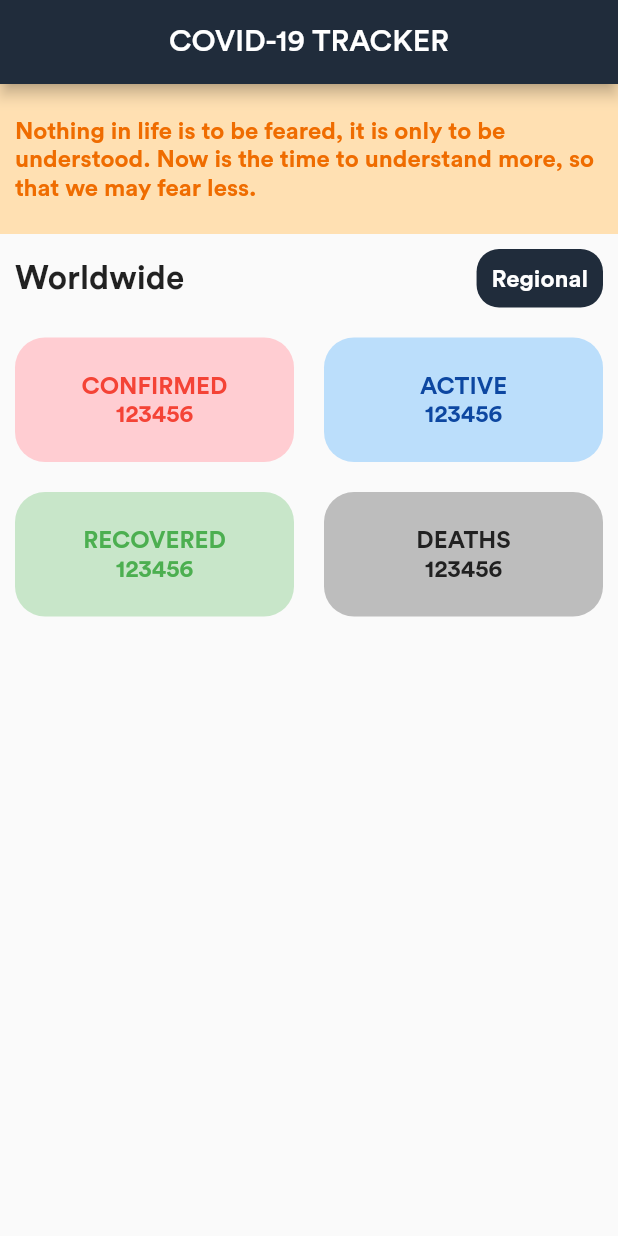
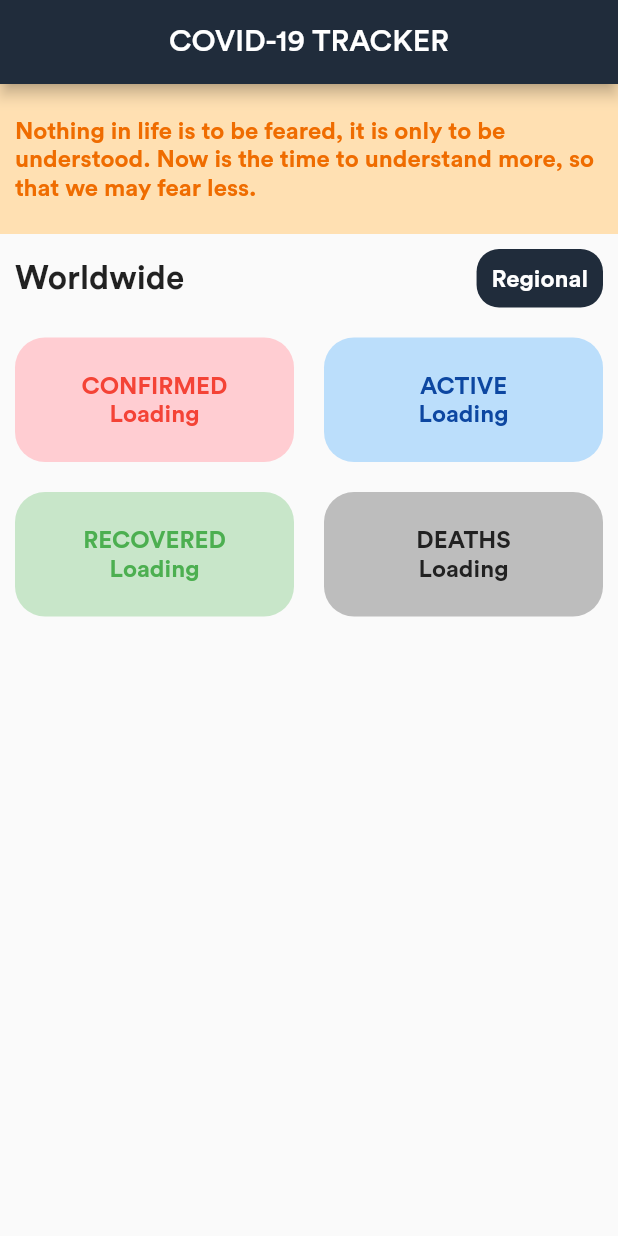
Before and after one commit to IAmMaulik/flutter_covid_tracker, a Flutter app: the screen it shows after launch, on a phone screen of 412 x 824 dp. Run offline on Flutter 3.47's test engine with Material 2 defaults, Android fonts, the phone set to English and light mode, and no system bars; network calls fail.

```diff
--- a/lib/homepage.dart
+++ b/lib/homepage.dart
@@ -1,6 +1,7 @@
+import 'dart:convert';
 import 'package:covid_tracker/panels/worldwide.dart';
 import 'package:flutter/material.dart';
-
+import 'package:http/http.dart' as http;
 import 'datasource.dart';
 
 class HomePage extends StatefulWidget {
@@ -10,15 +11,27 @@ class HomePage extends StatefulWidget {
   _HomePageState createState() => _HomePageState();
 }
 
-// Right now this is static data but it will be fetched from API
-Map worldData = {
-  "cases": 123456,
-  "recovered": 123456,
-  "active": 123456,
-  "deaths": 123456,
-};
+class _HomePageState extends State<HomePage> {
+  Map worldData = {
+    "cases": "Loading",
+    "deaths": "Loading",
+    "active": "Loading",
+    "recovered": "Loading",
+  };
+  fetchWorldData() async {
+    http.Response response =
+        await http.get(Uri.parse("https://disease.sh/v3/covid-19/all"));
+    setState(() {
+      worldData = jsonDecode(response.body);
+    });
+  }
 
-class _HomePageState extends State<HomePage> {
+  @override
+  void initState() {
+    fetchWorldData();
+    super.initState();
+  }
+
   @override
   Widget build(BuildContext context) {
     return Scaffold(
```
